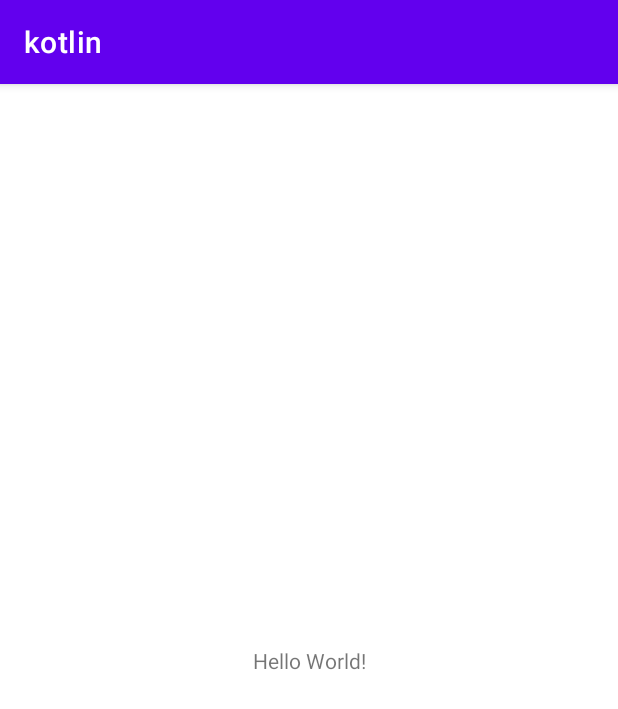
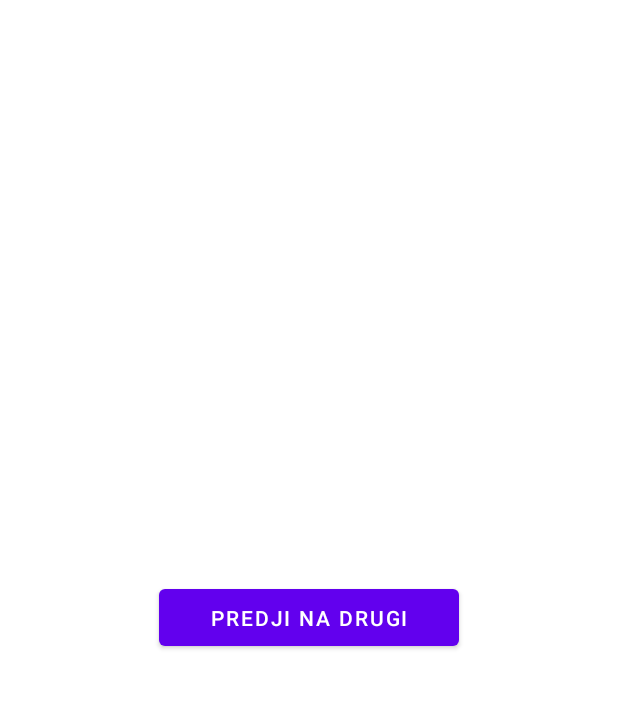
Before and after one commit to milosmitar/kotlin, an Android app: the screen it shows after launch (MainActivity), on a phone screen of 412 x 824 dp. Shown: the top 709 px of the screen. Run offline under Robolectric (Android 15) with nearby library versions, the phone set to English and light mode, and no system bars; our stand-ins replace data binding.

Commit message:
Navigation graph

```diff
--- /dev/null
+++ b/kotlin/app/src/main/java/com/tarmi/kotlin/HomeFragment.kt
@@ -0,0 +1,51 @@
+package com.tarmi.kotlin
+
+import android.os.Bundle
+import android.view.LayoutInflater
+import android.view.View
+import android.view.ViewGroup
+import androidx.databinding.DataBindingUtil
+import androidx.fragment.app.Fragment
+import androidx.lifecycle.ViewModelProvider
+import androidx.navigation.Navigation
+import com.tarmi.kotlin.databinding.HomeFragmentBinding
+import com.tarmi.kotlin.BR.homeViewModel
+
+class HomeFragment : Fragment() {
+
+    lateinit var binding: HomeFragmentBinding
+    private lateinit var viewModel: HomeViewModel
+
+    companion object{
+        fun newInstance() = HomeFragment()
+    }
+
+
+    override fun onActivityCreated(savedInstanceState: Bundle?) {
+        super.onActivityCreated(savedInstanceState)
+        viewModel = ViewModelProvider(this).get(HomeViewModel::class.java)
+        binding.setVariable(homeViewModel, viewModel)
+
+
+        binding.predji.setOnClickListener {
+            Navigation.findNavController(it).navigate(R.id.action_homeFragment_to_profileFragment)
+        }
+
+    }
+
+    override fun onCreateView(
+        inflater: LayoutInflater,
+        container: ViewGroup?,
+        savedInstanceState: Bundle?
+    ): View? {
+
+        binding = DataBindingUtil.inflate(inflater,R.layout.home_fragment,container, false)
+
+        binding.setLifecycleOwner(this)
+
+
+        return binding.root
+    }
+
+
+}
--- /dev/null
+++ b/kotlin/app/src/main/java/com/tarmi/kotlin/HomeViewModel.kt
@@ -0,0 +1,8 @@
+package com.tarmi.kotlin
+
+import androidx.lifecycle.ViewModel
+
+class HomeViewModel : ViewModel()  {
+
+
+}
--- a/kotlin/app/src/main/java/com/tarmi/kotlin/MainActivity.kt
+++ b/kotlin/app/src/main/java/com/tarmi/kotlin/MainActivity.kt
@@ -7,5 +7,8 @@ class MainActivity : AppCompatActivity() {
     override fun onCreate(savedInstanceState: Bundle?) {
         super.onCreate(savedInstanceState)
         setContentView(R.layout.activity_main)
+
+//        if(savedInstanceState == null)
+//            supportFragmentManager.beginTransaction().replace(R.id.container, HomeFragment.newInstance()).commitNow()
     }
 }
--- a/kotlin/app/src/main/res/layout/activity_main.xml
+++ b/kotlin/app/src/main/res/layout/activity_main.xml
@@ -1,18 +1,20 @@
 <?xml version="1.0" encoding="utf-8"?>
-<androidx.constraintlayout.widget.ConstraintLayout xmlns:android="http://schemas.android.com/apk/res/android"
+<FrameLayout
+    xmlns:android="http://schemas.android.com/apk/res/android"
     xmlns:app="http://schemas.android.com/apk/res-auto"
     xmlns:tools="http://schemas.android.com/tools"
+    android:id="@+id/container"
     android:layout_width="match_parent"
     android:layout_height="match_parent"
     tools:context=".MainActivity">
 
-    <TextView
-        android:layout_width="wrap_content"
-        android:layout_height="wrap_content"
-        android:text="Hello World!"
-        app:layout_constraintBottom_toBottomOf="parent"
-        app:layout_constraintLeft_toLeftOf="parent"
-        app:layout_constraintRight_toRightOf="parent"
-        app:layout_constraintTop_toTopOf="parent" />
 
-</androidx.constraintlayout.widget.ConstraintLayout>
+    <fragment
+        android:id="@+id/nav_host_fragment_container"
+        android:name="androidx.navigation.fragment.NavHostFragment"
+        android:layout_width="match_parent"
+        android:layout_height="match_parent"
+        app:defaultNavHost="true"
+        app:navGraph="@navigation/navigation_graph" />
+
+</FrameLayout>
--- /dev/null
+++ b/kotlin/app/src/main/res/layout/home_fragment.xml
@@ -0,0 +1,35 @@
+<?xml version="1.0" encoding="utf-8"?>
+<layout  xmlns:android="http://schemas.android.com/apk/res/android"
+    xmlns:app="http://schemas.android.com/apk/res-auto"
+    xmlns:tools="http://schemas.android.com/tools">
+
+    <data>
+        <variable
+            name="homeViewModel"
+            type="com.tarmi.kotlin.HomeViewModel" />
+
+    </data>
+
+    <LinearLayout
+        android:id="@+id/home"
+        android:layout_width="match_parent"
+        android:layout_height="match_parent"
+        android:orientation="vertical"
+        android:gravity="center"
+        tools:context=".HomeFramgnet">
+
+        <Button
+            android:id="@+id/predji"
+            android:layout_width="200dp"
+            android:layout_height="50dp"
+            android:text="predji na drugi"
+            />
+
+<!--        <androidx.recyclerview.widget.RecyclerView-->
+<!--            android:id="@+id/recyclerView"-->
+<!--            android:layout_width="match_parent"-->
+<!--            android:layout_height="match_parent"/>-->
+
+    </LinearLayout>
+
+</layout>
--- /dev/null
+++ b/kotlin/app/src/main/res/navigation/navigation_graph.xml
@@ -0,0 +1,31 @@
+<?xml version="1.0" encoding="utf-8"?>
+<navigation xmlns:android="http://schemas.android.com/apk/res/android"
+    xmlns:app="http://schemas.android.com/apk/res-auto"
+    xmlns:tools="http://schemas.android.com/tools"
+    android:id="@+id/navigation_graph"
+    app:startDestination="@id/homeFragment">
+
+    <activity
+        android:id="@+id/mainActivity"
+        android:name="com.tarmi.kotlin.MainActivity"
+        android:label="activity_main"
+        tools:layout="@layout/activity_main" />
+    <fragment
+        android:id="@+id/homeFragment"
+        android:name="com.tarmi.kotlin.HomeFragment"
+        android:label="HomeFragment" >
+        <action
+            android:id="@+id/action_homeFragment_to_profileFragment"
+            app:destination="@id/profileFragment" />
+    </fragment>
+    <fragment
+        android:id="@+id/profileFragment"
+        android:name="com.tarmi.kotlin.ProfileFragment"
+        android:label="ProfileFragment"
+        tools:layout="@layout/fragment_profile"
+        >
+        <action
+            android:id="@+id/action_profileFragment_to_homeFragment"
+            app:destination="@id/homeFragment" />
+    </fragment>
+</navigation>
--- a/kotlin/app/src/main/res/values/themes.xml
+++ b/kotlin/app/src/main/res/values/themes.xml
@@ -1,6 +1,6 @@
 <resources xmlns:tools="http://schemas.android.com/tools">
     <!-- Base application theme. -->
-    <style name="Theme.Kotlin" parent="Theme.MaterialComponents.DayNight.DarkActionBar">
+    <style name="Theme.Kotlin" parent="Theme.MaterialComponents.DayNight.NoActionBar">
         <!-- Primary brand color. -->
         <item name="colorPrimary">@color/purple_500</item>
         <item name="colorPrimaryVariant">@color/purple_700</item>
```
Also changed, not shown: kotlin/app/build.gradle (+27 -0 lines), kotlin/app/src/main/java/com/tarmi/kotlin/ProfileFragment.kt (added, +46 -0 lines), kotlin/app/src/main/res/layout/fragment_profile.xml (added, +32 -0 lines), 1 other file.
